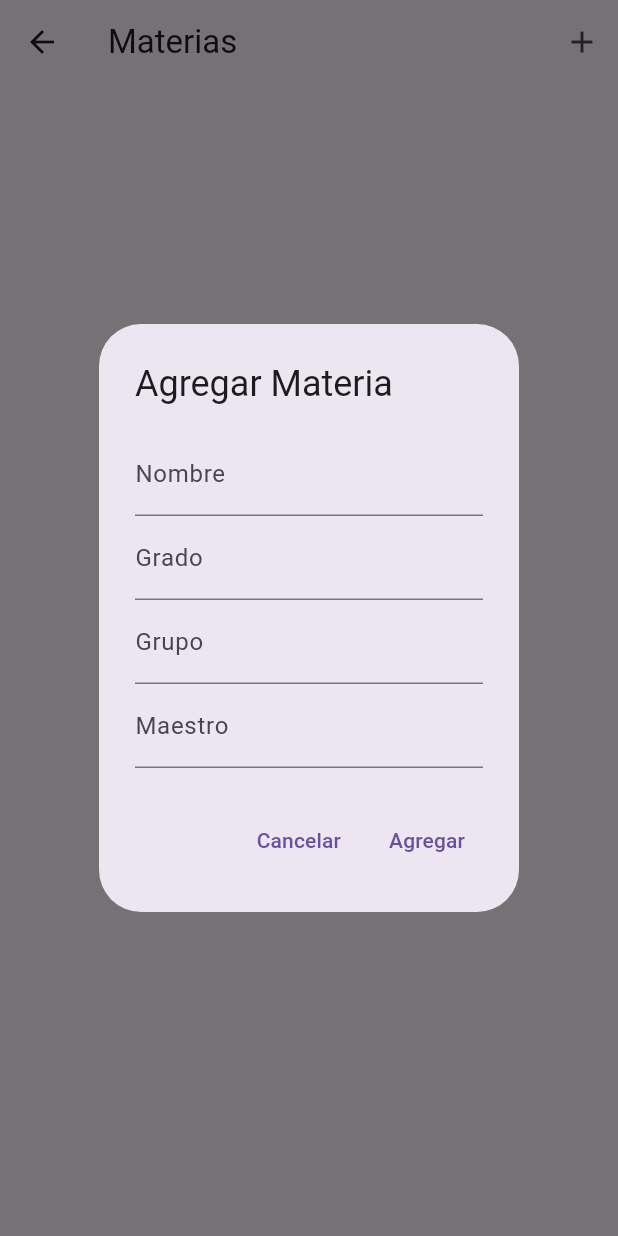
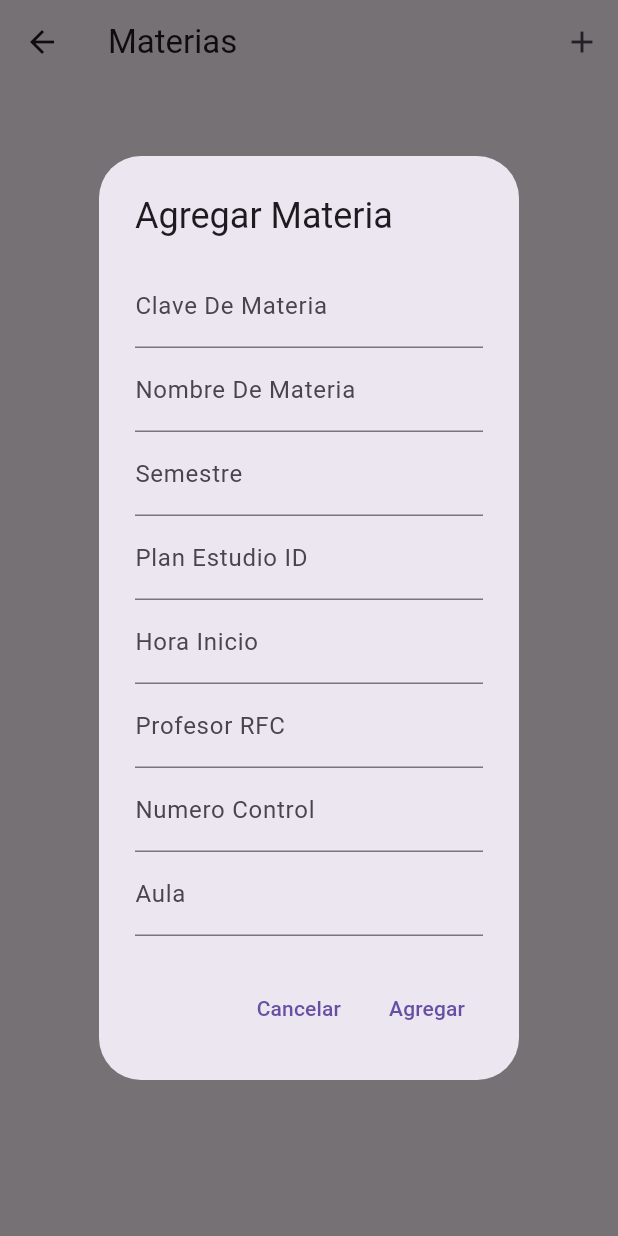
Before and after one commit to AngellEstebane/present_now, a Flutter app: the MateriasScreen screen opened directly, after a tap on the "add" icon, on a phone screen of 412 x 824 dp. Run offline on Flutter 3.47's test engine with Material 3 defaults, Android fonts, the phone set to English and light mode, and no system bars; our stand-ins replace flutter_secure_storage, geolocator, shared_preferences; accounts and stored records are empty; network calls fail.

Commit message:
poder agregar y ver materias desde parte de maestros

```diff
--- a/lib/iniciomaestros/materias_screen.dart
+++ b/lib/iniciomaestros/materias_screen.dart
@@ -1,7 +1,7 @@
+import 'package:flutter/material.dart';
 import 'dart:convert';
-
-import 'package:flutter/material.dart';
-import 'package:shared_preferences/shared_preferences.dart';
+import 'package:http/http.dart'
+    as http; // Importa esto para las solicitudes HTTP
 
 class MateriasScreen extends StatefulWidget {
   @override
@@ -9,10 +9,7 @@ class MateriasScreen extends StatefulWidget {
 }
 
 class _MateriasScreenState extends State<MateriasScreen> {
-  // Lista de materias agregadas por el usuario
   List<Materia> materiasAgregadas = [];
-
-  // Controladores para los campos de texto
   TextEditingController nombreController =
       TextEditingController(text: 'Nombre');
   TextEditingController grupoController = TextEditingController(text: 'Grupo');
@@ -24,42 +21,43 @@ class _MateriasScreenState extends State<MateriasScreen> {
   @override
   void initState() {
     super.initState();
-    cargarMaterias(); // Cargar materias al inicializar el widget
+    cargarMaterias();
   }
 
-  // Guarda las materias en SharedPreferences
-  Future<void> guardarMaterias() async {
-    SharedPreferences prefs = await SharedPreferences.getInstance();
-    List<String> materiasJson = materiasAgregadas
-        .map((materia) => jsonEncode(materia.toJson()))
-        .toList();
-    await prefs.setStringList(
-        'materias', materiasJson); // Cambio de clave a 'materias'
-  }
-
-  // Carga las materias desde SharedPreferences
+  // Carga las materias desde la API
   Future<void> cargarMaterias() async {
-    SharedPreferences prefs = await SharedPreferences.getInstance();
-    List<String>? materiasJson =
-        prefs.getStringList('materias'); // Cambio de clave a 'materias'
-    if (materiasJson != null) {
+    final response = await http
+        .get(Uri.parse('https://proyecto-agiles.onrender.com/materias'));
+    if (response.statusCode == 200) {
+      List<dynamic> data = jsonDecode(response.body);
       setState(() {
-        materiasAgregadas = materiasJson
-            .map((json) => Materia.fromJson(jsonDecode(json)))
-            .toList();
+        materiasAgregadas = data.map((json) => Materia.fromJson(json)).toList();
       });
+    } else {
+      // Manejo de errores
+      throw Exception('Error al cargar materias');
     }
   }
 
-  // Función para agregar una nueva materia a la lista
-  void agregarMateria(Materia materia) {
-    setState(() {
-      materiasAgregadas.add(materia);
-      guardarMaterias(); // Guardar materias al agregar una nueva
-    });
+  // Agrega una nueva materia y la envía a la API
+  Future<void> agregarMateria(Materia materia) async {
+    final response = await http.post(
+      Uri.parse('https://proyecto-agiles.onrender.com/materias'),
+      headers: {'Content-Type': 'application/json'},
+      body: jsonEncode(materia.toJson()),
+    );
+
+    if (response.statusCode == 201) {
+      setState(() {
+        materiasAgregadas.add(materia);
+      });
+    } else {
+      // Manejo de errores
+      throw Exception('Error al agregar materia');
+    }
   }
 
-  // Función para eliminar una materia de la lista
+  // Elimina una materia de la lista
   void eliminarMateria(int index) {
     showDialog(
       context: context,
@@ -79,7 +77,6 @@ class _MateriasScreenState extends State<MateriasScreen> {
               onPressed: () {
                 setState(() {
                   materiasAgregadas.removeAt(index);
-                  guardarMaterias(); // Guardar materias al eliminar una
                 });
                 Navigator.of(context).pop();
               },
@@ -90,13 +87,16 @@ class _MateriasScreenState extends State<MateriasScreen> {
     );
   }
 
-  // Función para editar una materia
+  // Edita una materia
   void editarMateria(Materia materia, int index) async {
-    String nuevoNombre = materia.nombre ?? '';
-    String nuevoGrupo = materia.grupo ?? '';
-    String nuevoGrado = materia.grado ?? '';
-    String nuevoMaestro = materia.maestro ?? '';
-    TimeOfDay? nuevoHorario = materia.horario;
+    String nuevoClaveMateria = materia.ClaveMateria ?? '';
+    String nuevoNombre = materia.NombreMateria ?? '';
+    int nuevoSemestre = materia.Semestre ?? 0;
+    int nuevoPlanEstudioId = materia.PlanEstudioId ?? 0;
+    String nuevoHoraInicio = materia.HoraInicio ?? '';
+    String nuevoProfesorRFC = materia.ProfesorRFC ?? '';
+    String nuevoNumeroControl = materia.NumeroControl ?? '';
+    String nuevoAula = materia.aula ?? '';
 
     showDialog(
       context: context,
@@ -107,6 +107,13 @@ class _MateriasScreenState extends State<MateriasScreen> {
             child: Column(
               children: [
                 TextFormField(
+                  initialValue: nuevoClaveMateria,
+                  decoration: InputDecoration(labelText: 'Clave Materia'),
+                  onChanged: (value) {
+                    nuevoClaveMateria = value;
+                  },
+                ),
+                TextFormField(
                   initialValue: nuevoNombre,
                   decoration: InputDecoration(labelText: 'Nombre'),
                   onChanged: (value) {
@@ -114,51 +121,45 @@ class _MateriasScreenState extends State<MateriasScreen> {
                   },
                 ),
                 TextFormField(
-                  initialValue: nuevoGrado,
-                  decoration: InputDecoration(labelText: 'Grado'),
+                  initialValue: nuevoSemestre.toString(),
+                  decoration: InputDecoration(labelText: 'Semestre'),
                   onChanged: (value) {
-                    nuevoGrado = value;
+                    nuevoSemestre = int.parse(value);
                   },
                 ),
                 TextFormField(
-                  initialValue: nuevoGrupo,
-                  decoration: InputDecoration(labelText: 'Grupo'),
+                  initialValue: nuevoPlanEstudioId.toString(),
+                  decoration: InputDecoration(labelText: 'Plan Estudio ID'),
                   onChanged: (value) {
-                    nuevoGrupo = value;
+                    nuevoPlanEstudioId = int.parse(value);
                   },
                 ),
                 TextFormField(
-                  initialValue: nuevoMaestro,
-                  decoration: InputDecoration(labelText: 'Maestro'),
+                  initialValue: nuevoHoraInicio,
+                  decoration: InputDecoration(labelText: 'Hora Inicio'),
                   onChanged: (value) {
-                    nuevoMaestro = value;
+                    nuevoHoraInicio = value;
                   },
                 ),
-                ListTile(
-                  title: Text('Hora'),
-                  subtitle: Text(
-                    '${nuevoHorario?.hour}:00',
-                  ),
-                  onTap: () async {
-                    // Mostrar un cuadro de diálogo para seleccionar la hora
-                    TimeOfDay? pickedTime = await showTimePicker(
-                      context: context,
-                      initialTime: nuevoHorario ?? TimeOfDay.now(),
-                      builder: (BuildContext context, Widget? child) {
-                        return MediaQuery(
-                          data: MediaQuery.of(context)
-                              .copyWith(alwaysUse24HourFormat: true),
-                          child: child!,
-                        );
-                      },
-                    );
-                    if (pickedTime != null) {
-                      setState(() {
-                        // Fijar los minutos en 00
-                        nuevoHorario =
-                            TimeOfDay(hour: pickedTime.hour, minute: 0);
-                      });
-                    }
+                TextFormField(
+                  initialValue: nuevoProfesorRFC,
+                  decoration: InputDecoration(labelText: 'Profesor RFC'),
+                  onChanged: (value) {
+                    nuevoProfesorRFC = value;
+                  },
+                ),
+                TextFormField(
+                  initialValue: nuevoNumeroControl,
+                  decoration: InputDecoration(labelText: 'Numero Control'),
+                  onChanged: (value) {
+                    nuevoNumeroControl = value;
+                  },
+                ),
+                TextFormField(
+                  initialValue: nuevoAula,
+                  decoration: InputDecoration(labelText: 'Aula'),
+                  onChanged: (value) {
+                    nuevoAula = value;
                   },
                 ),
               ],
@@ -176,66 +177,18 @@ class _MateriasScreenState extends State<MateriasScreen> {
               onPressed: () {
                 setState(() {
                   materiasAgregadas[index] = Materia(
-                    nombre: nuevoNombre,
-                    grupo: nuevoGrupo,
-                    grado: nuevoGrado,
-                    maestro: nuevoMaestro,
-                    horario: nuevoHorario,
+                    ClaveMateria: materia.ClaveMateria,
+                    NombreMateria: nuevoNombre,
+                    Semestre: nuevoSemestre,
+                    PlanEstudioId: nuevoPlanEstudioId,
+                    HoraInicio: nuevoHoraInicio,
+                    ProfesorRFC: nuevoProfesorRFC,
+                    NumeroControl: nuevoNumeroControl,
+                    aula: nuevoAula,
                   );
-                  guardarMaterias(); // Guardar materias al editar
                 });
                 Navigator.of(context).pop();
               },
-            ),
-          ],
-        );
-      },
-    );
-  }
-
-  // Función para agregar un alumno a la materia
-  void agregarAlumno(Materia materia) async {
-    final SharedPreferences prefs = await SharedPreferences.getInstance();
-    final String materiaKey = 'materia_${materia.nombre}_${materia.grupo}_${materia.horario}';
-    final String alumnoKey = 'alumnos_$materiaKey';
-
-    // Mostrar diálogo para ingresar datos del alumno
-    showDialog(
-      context: context,
-      builder: (BuildContext context) {
-        String nombre = '';
-        String noDeControl = '';
-        return AlertDialog(
-          title: Text('Agregar Alumno'),
-          content: Column(
-            mainAxisSize: MainAxisSize.min,
-            children: <Widget>[
-              TextField(
-                decoration: InputDecoration(labelText: 'Nombre'),
-                onChanged: (value) {
-                  nombre = value;
-                },
-              ),
-              TextField(
-                decoration: InputDecoration(labelText: 'No De Control'),
-                onChanged: (value) {
-                  noDeControl = value;
-                },
-              ),
-            ],
-          ),
-          actions: <Widget>[
-            TextButton(
-              onPressed: () async {
-                if (nombre.isNotEmpty && noDeControl.isNotEmpty) {
-                  final Alumno nuevoAlumno = Alumno(nombre: nombre, noDeControl: noDeControl);
-                  final List<String> alumnos = prefs.getStringList(alumnoKey) ?? [];
-                  alumnos.add(jsonEncode(nuevoAlumno.toJson()));
-                  prefs.setStringList(alumnoKey, alumnos);
-                  Navigator.of(context).pop();
-                }
-              },
-              child: Text('Agregar'),
             ),
           ],
         );
@@ -252,14 +205,17 @@ class _MateriasScreenState extends State<MateriasScreen> {
           IconButton(
             icon: Icon(Icons.add),
             onPressed: () {
-              // Muestra un cuadro de diálogo para agregar una nueva materia
               showDialog(
                 context: context,
                 builder: (BuildContext context) {
+                  String nuevoClaveMateria = '';
                   String nuevoNombre = '';
-                  String nuevoGrupo = '';
-                  String nuevoGrado = '';
-                  String nuevoMaestro = '';
+                  int nuevoSemestre = 0;
+                  int nuevoPlanEstudioId = 0;
+                  String nuevoHoraInicio = '';
+                  String nuevoProfesorRFC = '';
+                  String nuevoNumeroControl = '';
+                  String nuevoAula = '';
 
                   return StatefulBuilder(
                     builder: (BuildContext context, setState) {
@@ -269,33 +225,58 @@ class _MateriasScreenState extends State<MateriasScreen> {
                           child: Column(
                             children: [
                               TextFormField(
-                                initialValue: nuevoNombre,
-                                decoration:
-                                    InputDecoration(labelText: 'Nombre'),
+                                decoration: InputDecoration(
+                                    labelText: 'Clave De Materia'),
+                                onChanged: (value) {
+                                  nuevoClaveMateria = value;
+                                },
+                              ),
+                              TextFormField(
+                                decoration: InputDecoration(
+                                    labelText: 'Nombre De Materia'),
                                 onChanged: (value) {
                                   nuevoNombre = value;
                                 },
                               ),
                               TextFormField(
-                                initialValue: nuevoGrado,
-                                decoration: InputDecoration(labelText: 'Grado'),
+                                decoration:
+                                    InputDecoration(labelText: 'Semestre'),
                                 onChanged: (value) {
-                                  nuevoGrado = value;
+                                  nuevoSemestre = int.parse(value);
                                 },
                               ),
                               TextFormField(
-                                initialValue: nuevoGrupo,
-                                decoration: InputDecoration(labelText: 'Grupo'),
+                                decoration: InputDecoration(
+                                    labelText: 'Plan Estudio ID'),
                                 onChanged: (value) {
-                                  nuevoGrupo = value;
+                                  nuevoPlanEstudioId = int.parse(value);
                                 },
                               ),
                               TextFormField(
-                                initialValue: nuevoMaestro,
                                 decoration:
-                                    InputDecoration(labelText: 'Maestro'),
+                                    InputDecoration(labelText: 'Hora Inicio'),
                                 onChanged: (value) {
-                                  nuevoMaestro = value;
+                                  nuevoHoraInicio = value;
+                                },
+                              ),
+                              TextFormField(
+                                decoration:
+                                    InputDecoration(labelText: 'Profesor RFC'),
+                                onChanged: (value) {
+                                  nuevoProfesorRFC = value;
+                                },
+                              ),
+                              TextFormField(
+                                decoration: InputDecoration(
+                                    labelText: 'Numero Control'),
+                                onChanged: (value) {
+                                  nuevoNumeroControl = value;
+                                },
+                              ),
+                              TextFormField(
+                                decoration: InputDecoration(labelText: 'Aula'),
+                                onChanged: (value) {
+                                  nuevoAula = value;
                                 },
                               ),
                             ],
@@ -311,23 +292,17 @@ class _MateriasScreenState extends State<MateriasScreen> {
                           TextButton(
                             child: Text('Agregar'),
                             onPressed: () {
-                              // Agrega una nueva materia a la lista
                               agregarMateria(
                                 Materia(
-                                  nombre: nuevoNombre.isNotEmpty
-                                      ? nuevoNombre
-                                      : 'Nombre',
-                                  grupo: nuevoGrupo.isNotEmpty
-                                      ? nuevoGrupo
-                                      : 'Grupo',
-                                  grado: nuevoGrado.isNotEmpty
-                                      ? nuevoGrado
-                                      : 'Grado',
-                                  maestro: nuevoMaestro.isNotEmpty
-                                      ? nuevoMaestro
-                                      : 'Maestro',
-                                  horario: TimeOfDay
-                                      .now(), // Establecer horario a la hora actual
+                                  ClaveMateria: nuevoClaveMateria,
+                                  // Se puede ajustar según tu lógica
+                                  NombreMateria: nuevoNombre,
+                                  Semestre: nuevoSemestre,
+                                  PlanEstudioId: nuevoPlanEstudioId,
+                                  HoraInicio: nuevoHoraInicio,
+                                  ProfesorRFC: nuevoProfesorRFC,
+                                  NumeroControl: nuevoNumeroControl,
+                                  aula: nuevoAula,
                                 ),
                               );
                               Navigator.of(context).pop();
@@ -344,33 +319,17 @@ class _MateriasScreenState extends State<MateriasScreen> {
         ],
       ),
       body: materiasAgregadas.isEmpty
-          ? Center(
-              child: Text('No hay materias agregadas'),
-            )
+          ? Center(child: Text('No hay materias agregadas'))
           : Padding(
               padding: const EdgeInsets.all(16.0),
               child: ListView.builder(
                 itemCount: materiasAgregadas.length,
                 itemBuilder: (BuildContext context, int index) {
                   return ListTile(
-                    title: Row(
-                      children: [
-                        Expanded(
-                          child: Text(materiasAgregadas[index].nombre ?? ''),
-                        ),
-                        IconButton(
-                          icon: Icon(Icons.person_add),
-                          onPressed: () {
-                            // Agregar alumno al hacer clic en el botón
-                            agregarAlumno(materiasAgregadas[index]);
-                          },
-                        ),
-                      ],
-                    ),
+                    title: Text(materiasAgregadas[index].NombreMateria ?? ''),
                     subtitle: Text(
-                        'Grado: ${materiasAgregadas[index].grado ?? ''}, Grupo: ${materiasAgregadas[index].grupo ?? ''}, Maestro: ${materiasAgregadas[index].maestro ?? ''}'),
+                        'Semestre: ${materiasAgregadas[index].Semestre}, Aula: ${materiasAgregadas[index].aula}'),
                     onTap: () {
-                      // Editar la materia al hacer clic
                       editarMateria(materiasAgregadas[index], index);
                     },
                   );
@@ -382,57 +341,49 @@ class _MateriasScreenState extends State<MateriasScreen> {
 }
 
 class Materia {
-  final String? nombre;
-  final String? grupo;
-  final String? grado;
-  final String? maestro;
-  final TimeOfDay? horario;
+  final String? ClaveMateria;
+  final String? NombreMateria;
+  final int? Semestre;
+  final int? PlanEstudioId;
+  final String? HoraInicio;
+  final String? ProfesorRFC;
+  final String? NumeroControl;
+  final String? aula;
 
   Materia({
-    required this.nombre,
-    required this.grupo,
-    required this.grado,
-    required this.maestro,
-    required this.horario,
+    required this.ClaveMateria,
+    required this.NombreMateria,
+    required this.Semestre,
+    required this.PlanEstudioId,
+    required this.HoraInicio,
+    required this.ProfesorRFC,
+    required this.NumeroControl,
+    required this.aula,
   });
 
-  // Convertir Materia a JSON
   Map<String, dynamic> toJson() {
     return {
-      'nombre': nombre,
-      'grupo': grupo,
-      'grado': grado,
-      'maestro': maestro,
-      'horario': horario?.toString(),
+      'ClaveMateria': ClaveMateria,
+      'NombreMateria': NombreMateria,
+      'Semestre': Semestre,
+      'PlanEstudioId': PlanEstudioId,
+      'HoraInicio': HoraInicio,
+      'ProfesorRFC': ProfesorRFC,
+      'NumeroControl': NumeroControl,
+      'aula': aula,
     };
   }
 
-  // Crear Materia desde JSON
   factory Materia.fromJson(Map<String, dynamic> json) {
     return Materia(
-      nombre: json['nombre'],
-      grupo: json['grupo'],
-      grado: json['grado'],
-      maestro: json['maestro'],
-      horario: TimeOfDay.now(), // Establecer horario a la hora actual
+      ClaveMateria: json['ClaveMateria'],
+      NombreMateria: json['NombreMateria'],
+      Semestre: json['Semestre'],
+      PlanEstudioId: json['PlanEstudioId'],
+      HoraInicio: json['HoraInicio'],
+      ProfesorRFC: json['ProfesorRFC'],
+      NumeroControl: json['NumeroControl'],
+      aula: json['aula'],
     );
   }
 }
-
-class Alumno {
-  final String nombre;
-  final String noDeControl;
-
-  Alumno({
-    required this.nombre,
-    required this.noDeControl,
-  });
-
-  // Convertir Alumno a JSON
-  Map<String, dynamic> toJson() {
-    return {
-      'nombre': nombre,
-      'noDeControl': noDeControl,
-    };
-  }
-}
```
